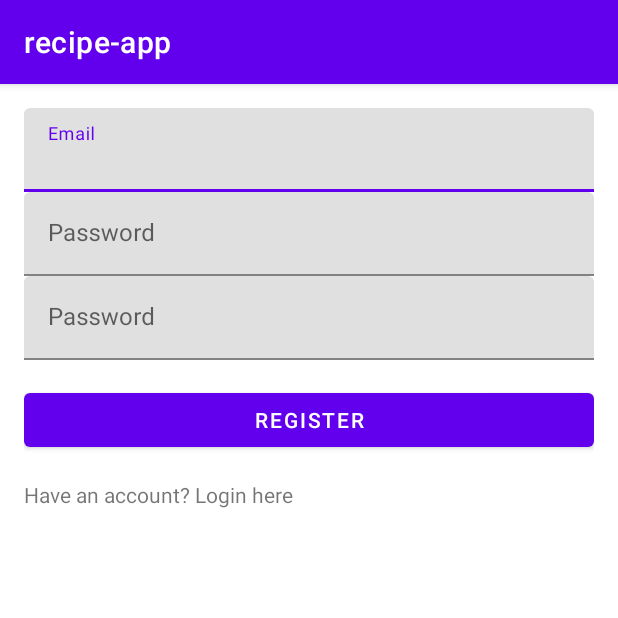
After one commit to omernoach/recipe-app, an Android app: the RegisterActivity screen opened directly, with no data from a screen before it, on a phone screen of 412 x 824 dp, the top half of it. The commit adds this screen. Run offline under Robolectric (Android 15) with nearby library versions, the phone set to English and light mode, and no system bars; our stand-ins replace Firebase (no records; nobody signed in at launch, a user with empty details on screens opened directly).

Commit message:
done (#1)
Co-authored-by: noach844 <68166931+noach844@users.noreply.github.com>

```diff
--- a/app/build.gradle.kts
+++ b/app/build.gradle.kts
@@ -1,6 +1,7 @@
 plugins {
     alias(libs.plugins.android.application)
     alias(libs.plugins.kotlin.android)
+    id("com.google.gms.google-services")
 }
 
 android {
@@ -48,6 +49,10 @@ dependencies {
     implementation(libs.androidx.lifecycle.viewmodel.ktx)
     implementation(libs.androidx.navigation.fragment.ktx)
     implementation(libs.androidx.navigation.ui.ktx)
+    implementation(platform(libs.firebase.bom))
+    implementation(libs.firebase.auth.ktx)
+
+
     testImplementation(libs.junit)
     androidTestImplementation(libs.androidx.junit)
     androidTestImplementation(libs.androidx.espresso.core)
--- /dev/null
+++ b/app/src/main/java/com/example/recipe_app/RegisterActivity.kt
@@ -0,0 +1,73 @@
+package com.example.recipe_app
+
+import android.content.Intent
+import android.os.Bundle
+import android.view.View
+import android.widget.Button
+import android.widget.EditText
+import android.widget.TextView
+import android.widget.Toast
+import androidx.appcompat.app.AppCompatActivity
+import com.google.android.material.textfield.TextInputLayout
+import com.google.firebase.auth.FirebaseAuth;
+
+class RegisterActivity : AppCompatActivity() {
+    private lateinit var auth: FirebaseAuth
+    private lateinit var emailEditText: TextInputLayout
+    private lateinit var passwordEditText: TextInputLayout
+    private lateinit var confirmPasswordEditText: TextInputLayout
+    private lateinit var loginText: TextView
+    private lateinit var registerButton: Button
+
+    override fun onCreate(savedInstanceState: Bundle?) {
+        super.onCreate(savedInstanceState)
+        setContentView(R.layout.activity_register)
+
+        auth = FirebaseAuth.getInstance()
+
+        emailEditText = findViewById(R.id.email_input)
+        passwordEditText = findViewById(R.id.password_input)
+        confirmPasswordEditText = findViewById(R.id.confirm_password_input)
+        registerButton = findViewById(R.id.btn_register)
+        loginText = findViewById(R.id.tv_login)
+
+        registerButton.setOnClickListener {
+            val email = emailEditText.editText?.text.toString().trim()
+            val password = passwordEditText.editText?.text.toString().trim()
+            val confirmPassword = confirmPasswordEditText.editText?.text.toString().trim()
+
+            if (email.isEmpty() || password.isEmpty() || confirmPassword.isEmpty()) {
+                Toast.makeText(this, "Please fill out all fields", Toast.LENGTH_SHORT).show()
+                return@setOnClickListener
+            }
+
+            if (password != confirmPassword) {
+                Toast.makeText(this, "Passwords do not match", Toast.LENGTH_SHORT).show()
+                return@setOnClickListener
+            }
+
+            registerUser(email, password)
+        }
+
+        loginText.setOnClickListener { _: View? ->
+            val intent = Intent(
+                this,
+                LoginActivity::class.java
+            )
+            startActivity(intent)
+        }
+    }
+
+    private fun registerUser(email: String, password: String) {
+        auth.createUserWithEmailAndPassword(email, password)
+            .addOnCompleteListener(this) { task ->
+                if (task.isSuccessful) {
+                    Toast.makeText(this, "Registration successful!", Toast.LENGTH_SHORT).show()
+                    startActivity(Intent(this, LoginActivity::class.java))
+                    finish()
+                } else {
+                    Toast.makeText(this, "Registration failed: ${task.exception?.message}", Toast.LENGTH_SHORT).show()
+                }
+            }
+    }
+}
--- /dev/null
+++ b/app/src/main/res/layout/activity_register.xml
@@ -0,0 +1,63 @@
+<LinearLayout
+    xmlns:android="http://schemas.android.com/apk/res/android"
+    xmlns:app="http://schemas.android.com/apk/res-auto"
+    android:layout_width="match_parent"
+    android:layout_height="match_parent"
+    android:orientation="vertical"
+    android:padding="16dp">
+
+    <com.google.android.material.textfield.TextInputLayout
+        android:id="@+id/email_input"
+        android:layout_width="match_parent"
+        android:layout_height="wrap_content"
+        app:hintEnabled="true"
+        app:hintAnimationEnabled="true"
+        android:hint="@string/email">
+
+        <com.google.android.material.textfield.TextInputEditText
+            android:layout_width="match_parent"
+            android:layout_height="wrap_content"
+            android:inputType="text" />
+    </com.google.android.material.textfield.TextInputLayout>
+
+    <com.google.android.material.textfield.TextInputLayout
+        android:id="@+id/password_input"
+        android:layout_width="match_parent"
+        android:layout_height="wrap_content"
+        android:hint="@string/password">
+
+        <com.google.android.material.textfield.TextInputEditText
+            android:layout_width="match_parent"
+            android:layout_height="wrap_content"
+            android:inputType="textPassword" />
+    </com.google.android.material.textfield.TextInputLayout>
+
+
+    <com.google.android.material.textfield.TextInputLayout
+        android:id="@+id/confirm_password_input"
+        android:layout_width="match_parent"
+        android:layout_height="wrap_content"
+        android:hint="@string/password">
+
+        <com.google.android.material.textfield.TextInputEditText
+            android:layout_width="match_parent"
+            android:layout_height="wrap_content"
+            android:inputType="textPassword" />
+    </com.google.android.material.textfield.TextInputLayout>
+
+    <Button
+        android:id="@+id/btn_register"
+        android:layout_width="match_parent"
+        android:layout_height="wrap_content"
+        android:text="@string/register"
+        android:layout_marginTop="16dp" />
+
+    <TextView
+        android:id="@+id/tv_login"
+        android:layout_width="wrap_content"
+        android:layout_height="wrap_content"
+        android:text="@string/have_an_account"
+        android:layout_marginTop="16dp"
+        android:gravity="center"
+       />
+</LinearLayout>
--- a/app/src/main/res/values/strings.xml
+++ b/app/src/main/res/values/strings.xml
@@ -4,4 +4,10 @@
     <string name="title_dashboard">Dashboard</string>
     <string name="title_notifications">Notifications</string>
     <string name="title_omer">Omer</string>
+    <string name="create_an_account">Don\'t have an account? Register here</string>
+    <string name="have_an_account">Have an account? Login here</string>
+    <string name="login">Login</string>
+    <string name="register">Register</string>
+    <string name="password">Password</string>
+    <string name="email">Email</string>
 </resources>
--- a/build.gradle.kts
+++ b/build.gradle.kts
@@ -2,4 +2,5 @@
 plugins {
     alias(libs.plugins.android.application) apply false
     alias(libs.plugins.kotlin.android) apply false
+    id("com.google.gms.google-services") version "4.4.2" apply false
 }
--- a/gradle/libs.versions.toml
+++ b/gradle/libs.versions.toml
@@ -1,5 +1,8 @@
 [versions]
 agp = "8.8.0"
+firebaseAuth = "23.1.0"
+firebaseAuthKtx = "22.1.1"
+firebaseBom = "33.8.0"
 kotlin = "1.9.24"
 coreKtx = "1.10.1"
 junit = "4.13.2"
@@ -15,6 +18,9 @@ navigationUiKtx = "2.6.0"
 
 [libraries]
 androidx-core-ktx = { group = "androidx.core", name = "core-ktx", version.ref = "coreKtx" }
+firebase-auth = { module = "com.google.firebase:firebase-auth", version.ref = "firebaseAuth" }
+firebase-auth-ktx = { module = "com.google.firebase:firebase-auth-ktx", version.ref = "firebaseAuthKtx" }
+firebase-bom = { module = "com.google.firebase:firebase-bom", version.ref = "firebaseBom" }
 junit = { group = "junit", name = "junit", version.ref = "junit" }
 androidx-junit = { group = "androidx.test.ext", name = "junit", version.ref = "junitVersion" }
 androidx-espresso-core = { group = "androidx.test.espresso", name = "espresso-core", version.ref = "espressoCore" }
```
Also changed, not shown: app/src/main/AndroidManifest.xml (+6 -2 lines), app/src/main/java/com/example/recipe_app/LoginActivity.kt (added, +64 -0 lines), app/src/main/java/com/example/recipe_app/SplashActivity.kt (added, +21 -0 lines), app/src/main/res/layout/activity_login.xml (added, +50 -0 lines), 1 other file.
